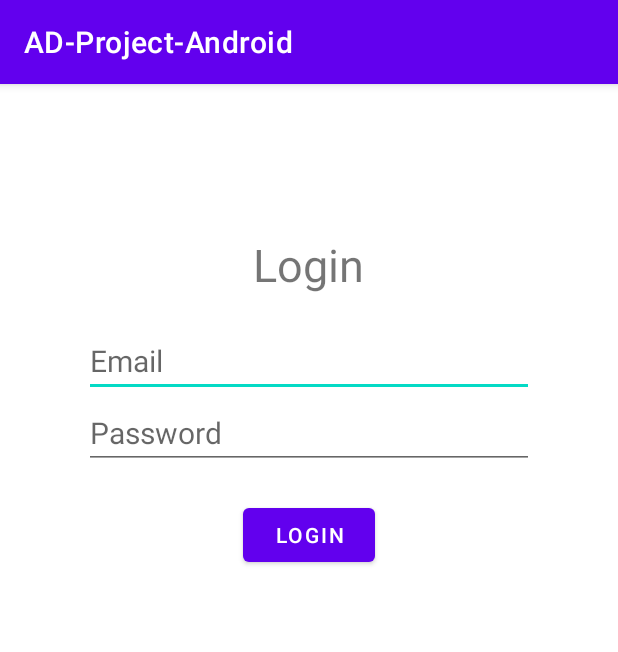
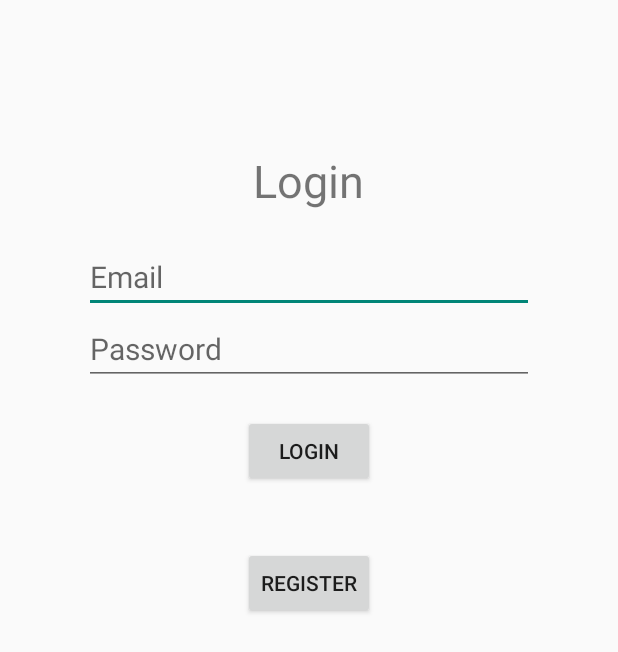
Before and after one commit to gavinerh/AD-Project, an Android app: the screen it shows after launch (LoginActivity), after a tap on "LOGIN", on a phone screen of 412 x 824 dp. Shown: the top 652 px of the screen. Run offline under Robolectric (Android 15) with nearby library versions, the light colour scheme and no system bars; 1 statement that could not run was skipped.

Commit message:
android - register new user

```diff
--- a/ADProjectAndroid/app/src/main/AndroidManifest.xml
+++ b/ADProjectAndroid/app/src/main/AndroidManifest.xml
@@ -10,8 +10,11 @@
         android:label="@string/app_name"
         android:roundIcon="@mipmap/ic_launcher_round"
         android:supportsRtl="true"
-        android:theme="@style/Theme.ADProjectAndroid"
+        android:theme="@style/FullScreen"
         android:usesCleartextTraffic="true">
+        <activity
+            android:name=".RegisterActivity"
+            android:exported="false" />
         <activity
             android:name=".Feedback"
             android:exported="false" />
--- a/ADProjectAndroid/app/src/main/java/com/ad_project_android/DataService/UserService.java
+++ b/ADProjectAndroid/app/src/main/java/com/ad_project_android/DataService/UserService.java
@@ -15,7 +15,7 @@ public interface UserService {
     @POST("account/register")
     Call<User> registerUser(@Body User user);
 
-    @GET("account")
+    @GET("account/{email}")
     Call<User> getUser(@Path("email") String email);
 
     @POST("account/update")
--- a/ADProjectAndroid/app/src/main/java/com/ad_project_android/LoginActivity.java
+++ b/ADProjectAndroid/app/src/main/java/com/ad_project_android/LoginActivity.java
@@ -22,9 +22,9 @@ import retrofit2.converter.gson.GsonConverterFactory;
 
 public class LoginActivity extends AppCompatActivity {
     public static final String USER_CREDENTIAL = "user_credential";
-    EditText emailInput;
-    EditText passwordInput;
-    Button loginBtn;
+    EditText emailInput, passwordInput;
+    Button loginBtn, regBtn;
+
     @Override
     protected void onCreate(Bundle savedInstanceState) {
         super.onCreate(savedInstanceState);
@@ -39,6 +39,14 @@ public class LoginActivity extends AppCompatActivity {
                 String email = emailInput.getText().toString();
                 String password = passwordInput.getText().toString();
                 checkValidity(email, password);
+            }
+        });
+        regBtn = findViewById(R.id.loginToRegisterBtn);
+        regBtn.setOnClickListener(new View.OnClickListener() {
+            @Override
+            public void onClick(View view) {
+                Intent intent = new Intent(getApplicationContext(), RegisterActivity.class);
+                startActivity(intent);
             }
         });
     }
@@ -59,7 +67,7 @@ public class LoginActivity extends AppCompatActivity {
     private void checkValidity(String email, String password){
         // create retrofit builder
         Retrofit retrofit = new Retrofit.Builder()
-                .baseUrl("http://10.0.2.2:8080/")
+                .baseUrl("http://10.0.2.2:8081/")
                 .addConverterFactory(GsonConverterFactory.create())
                 .build();
 
--- a/ADProjectAndroid/app/src/main/res/layout/activity_login.xml
+++ b/ADProjectAndroid/app/src/main/res/layout/activity_login.xml
@@ -45,5 +45,14 @@
         android:id="@+id/loginBtn"
         />
 
+    <Button
+        android:layout_width="wrap_content"
+        android:layout_height="wrap_content"
+        android:layout_gravity="center_horizontal"
+        android:text="Register"
+        android:layout_margin="20dp"
+        android:id="@+id/loginToRegisterBtn"
+        />
+
 
 </LinearLayout>
--- /dev/null
+++ b/ADProjectAndroid/app/src/main/res/values/styles.xml
@@ -0,0 +1,7 @@
+<?xml version="1.0" encoding="utf-8"?>
+<resources>
+    <style name="FullScreen" parent="Theme.AppCompat.Light.NoActionBar">
+        <item name="android:windowFullscreen">true</item>
+    </style>
+
+</resources>
```
Also changed, not shown: ADProjectAndroid/app/src/main/java/com/ad_project_android/RegisterActivity.java (added, +113 -0 lines), ADProjectAndroid/app/src/main/res/layout/activity_register.xml (added, +93 -0 lines), 1 other file.
